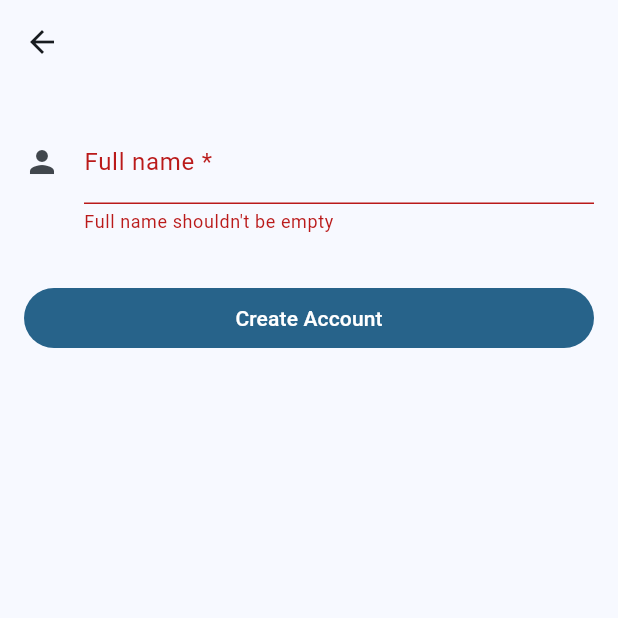
After one commit to TommyNhatNguyen/bill-share, a Flutter app: the RegisterScreenCreate screen opened by its route, after a tap on "Create Account", on a phone screen of 412 x 824 dp, the top half of it. The commit adds this screen. Run offline on Flutter 3.47's test engine with Material 3 defaults, Android fonts, the phone set to English and light mode, and no system bars; our stand-ins replace cloud_firestore, equatable, firebase_auth, firebase_core, flutter_bloc, go_router; accounts and stored records are empty.

Commit message:
feat: register create steps

```diff
--- a/lib/data/interfaces/user_interface.dart
+++ b/lib/data/interfaces/user_interface.dart
@@ -1,4 +1,4 @@
-import 'package:bill_share/data/services/result.dart';
+import 'package:bill_share/core/models/result.dart';
 import 'package:bill_share/domain/models/user_create_dto.dart';
 import 'package:bill_share/domain/models/user_model.dart';
 
--- a/lib/data/repositories/auth_repo.dart
+++ b/lib/data/repositories/auth_repo.dart
@@ -1,5 +1,5 @@
 import 'package:bill_share/data/services/firebase_auth_service.dart';
-import 'package:bill_share/data/services/result.dart';
+import 'package:bill_share/core/models/result.dart';
 import 'package:bill_share/domain/models/auth_login_dto.dart';
 import 'package:bill_share/domain/models/auth_register_dto.dart';
 import 'package:firebase_auth/firebase_auth.dart';
--- a/lib/data/repositories/user_repo.dart
+++ b/lib/data/repositories/user_repo.dart
@@ -1,6 +1,6 @@
 import 'package:bill_share/data/interfaces/user_interface.dart';
 import 'package:bill_share/data/services/firebase_firestore_service.dart';
-import 'package:bill_share/data/services/result.dart';
+import 'package:bill_share/core/models/result.dart';
 import 'package:bill_share/domain/models/user_create_dto.dart';
 import 'package:bill_share/domain/models/user_model.dart';
 import 'package:cloud_firestore/cloud_firestore.dart';
--- a/lib/data/services/user_service.dart
+++ b/lib/data/services/user_service.dart
@@ -1,6 +1,6 @@
 import 'package:bill_share/data/interfaces/user_interface.dart';
 import 'package:bill_share/data/repositories/user_repo.dart';
-import 'package:bill_share/data/services/result.dart';
+import 'package:bill_share/core/models/result.dart';
 import 'package:bill_share/domain/models/user_create_dto.dart';
 import 'package:bill_share/domain/models/user_model.dart';
 
--- a/lib/domain/blocs/auth/auth_bloc.dart
+++ b/lib/domain/blocs/auth/auth_bloc.dart
@@ -2,7 +2,7 @@ import 'dart:async';
 
 import 'package:bill_share/constants/enums.dart';
 import 'package:bill_share/data/repositories/auth_repo.dart';
-import 'package:bill_share/data/services/result.dart';
+import 'package:bill_share/core/models/result.dart';
 import 'package:bill_share/domain/blocs/auth/auth_event.dart';
 import 'package:bill_share/domain/blocs/auth/auth_state.dart';
 import 'package:bill_share/domain/blocs/user/user_bloc.dart';
--- a/lib/domain/blocs/user/user_bloc.dart
+++ b/lib/domain/blocs/user/user_bloc.dart
@@ -1,5 +1,5 @@
 import 'package:bill_share/constants/enums.dart';
-import 'package:bill_share/data/services/result.dart';
+import 'package:bill_share/core/models/result.dart';
 import 'package:bill_share/data/services/user_service.dart';
 import 'package:bill_share/domain/blocs/user/user_event.dart';
 import 'package:bill_share/domain/blocs/user/user_state.dart';
--- a/lib/route_configs.dart
+++ b/lib/route_configs.dart
@@ -3,7 +3,8 @@ import 'package:bill_share/domain/blocs/auth/auth_bloc.dart';
 import 'package:bill_share/views/bills_screen.dart';
 import 'package:bill_share/views/home_screen.dart';
 import 'package:bill_share/views/login_screen.dart';
-import 'package:bill_share/views/register_screen.dart';
+import 'package:bill_share/views/register-screen/register_screen.dart';
+import 'package:bill_share/views/register-screen/register_screen_create.dart';
 import 'package:bill_share/views/split-screen/split_screen.dart';
 import 'package:flutter/material.dart';
 import 'package:flutter_bloc/flutter_bloc.dart';
@@ -27,6 +28,12 @@ final router = GoRouter(
     GoRoute(
       path: '/register',
       builder: (context, state) => const RegisterScreen(),
+      routes: [
+        GoRoute(
+          path: 'create',
+          builder: (context, state) => const RegisterScreenCreate(),
+        ),
+      ],
     ),
     GoRoute(
       path: '/split-screen',
--- a/lib/views/register_screen.dart
+++ b/lib/views/register-screen/register_screen.dart
@@ -1,11 +1,9 @@
 import 'package:bill_share/constants/enums.dart';
 import 'package:bill_share/data/services/firebase_auth_service.dart';
 import 'package:bill_share/domain/blocs/auth/auth_bloc.dart';
-import 'package:bill_share/domain/blocs/auth/auth_event.dart';
 import 'package:bill_share/domain/blocs/auth/auth_state.dart';
 import 'package:bill_share/domain/blocs/user/user_bloc.dart';
 import 'package:bill_share/domain/blocs/user/user_event.dart';
-import 'package:bill_share/domain/models/auth_register_dto.dart';
 import 'package:bill_share/domain/models/user_create_dto.dart';
 import 'package:flutter/material.dart';
 import 'package:flutter_bloc/flutter_bloc.dart';
@@ -32,16 +30,17 @@ class _RegisterScreenState extends State<RegisterScreen> {
     passwordController.dispose();
   }
 
-  void onRegister() async {
+  void onNextStep() async {
     if (_formKey.currentState!.validate()) {
-      bloc.add(
-        AuthRegisterPressed(
-          payload: AuthRegisterDto(
-            email: emailController.text,
-            password: passwordController.text,
-          ),
-        ),
-      );
+      context.push('/register/create');
+      // bloc.add(
+      //   AuthRegisterPressed(
+      //     payload: AuthRegisterDto(
+      //       email: emailController.text,
+      //       password: passwordController.text,
+      //     ),
+      //   ),
+      // );
     }
   }
 
@@ -149,8 +148,8 @@ class _RegisterScreenState extends State<RegisterScreen> {
                       SizedBox(
                         width: double.infinity,
                         child: FilledButton(
-                          onPressed: onRegister,
-                          child: Text("Create account"),
+                          onPressed: onNextStep,
+                          child: Text("Next"),
                         ),
                       ),
                       TextButton(
--- /dev/null
+++ b/lib/views/register-screen/register_screen_create.dart
@@ -0,0 +1,67 @@
+import 'package:flutter/material.dart';
+
+class RegisterScreenCreate extends StatefulWidget {
+  const RegisterScreenCreate({super.key});
+
+  @override
+  State<StatefulWidget> createState() => _RegisterScreenCreateState();
+}
+
+class _RegisterScreenCreateState extends State<RegisterScreenCreate> {
+  final GlobalKey<FormState> _formKey = GlobalKey<FormState>();
+  final fullNameController = TextEditingController();
+
+  void onRegister() async {
+    if (_formKey.currentState!.validate()) {
+      // bloc.add(
+      //   AuthRegisterPressed(
+      //     payload: AuthRegisterDto(
+      //       email: emailController.text,
+      //       password: passwordController.text,
+      //     ),
+      //   ),
+      // );
+    }
+  }
+
+  @override
+  Widget build(BuildContext context) {
+    return Scaffold(
+      resizeToAvoidBottomInset: true,
+      appBar: AppBar(centerTitle: false),
+      body: Padding(
+        padding: const EdgeInsets.symmetric(vertical: 24.0, horizontal: 16.0),
+        child: Form(
+          key: _formKey,
+          child: Column(
+            children: [
+              TextFormField(
+                controller: fullNameController,
+                decoration: const InputDecoration(
+                  icon: Icon(Icons.person),
+                  label: Text("Full name *"),
+                  hintText: "Enter full name",
+                ),
+                validator: (value) {
+                  if (value == null || value.isEmpty) {
+                    return "Full name shouldn't be empty";
+                  }
+                  return null;
+                },
+              ),
+              const SizedBox(height: 16),
+              const SizedBox(height: 16),
+              SizedBox(
+                width: double.infinity,
+                child: FilledButton(
+                  onPressed: onRegister,
+                  child: Text("Create Account"),
+                ),
+              ),
+            ],
+          ),
+        ),
+      ),
+    );
+  }
+}
```
Also changed, not shown: lib/core/models/result.dart (renamed from lib/data/services/result.dart), 2 other files.
